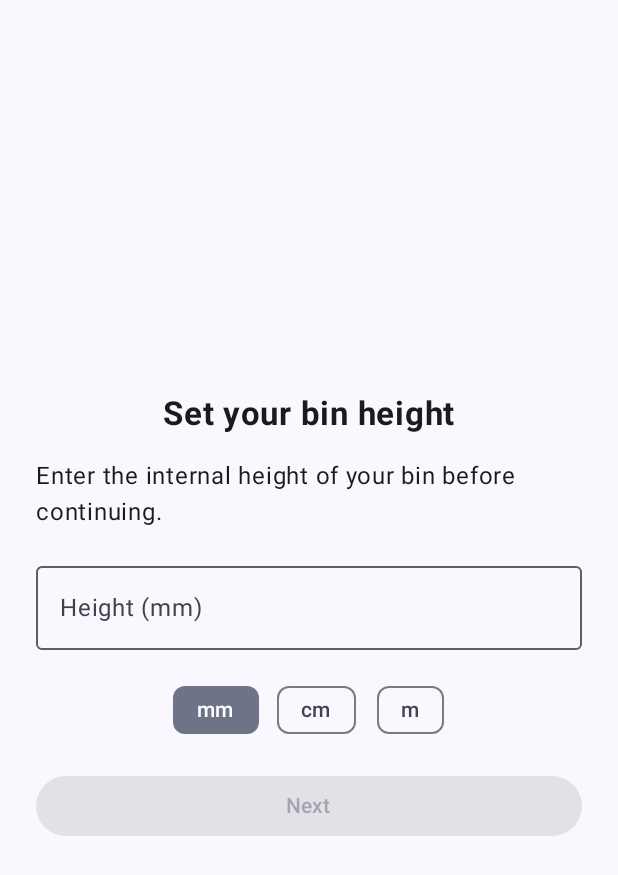
After one commit to ranya230/Binovation, an Android app built with Jetpack Compose: the composable BinSetupScreen shown on its own in the app's theme, on a phone screen of 412 x 824 dp. The commit adds this screen. Shown: the top 875 px of the screen. Run offline under Robolectric (Android 15) with nearby library versions, the phone set to English and light mode, and no system bars.

Commit message:
avant dernier

```diff
--- a/app/src/main/java/fr/isen/amara/isensmartcompanion/MainNavigation.kt
+++ b/app/src/main/java/fr/isen/amara/isensmartcompanion/MainNavigation.kt
@@ -1,4 +1,3 @@
-// MainNavigation.kt
 package fr.isen.amara.isensmartcompanion
 
 import androidx.compose.runtime.Composable
@@ -50,7 +49,7 @@ fun MainNavigation() {
             composable("assistant") { AssistantScreen() }
             composable("settings") { SettingsScreen() }
 
-            // Routes supplémentaires existantes
+            // Extra écrans
             composable("binState") { BinStateScreen() }
             composable("binLevel") { BinLevelScreen() }
             composable("history") { HistoryScreen() }
--- /dev/null
+++ b/app/src/main/java/fr/isen/amara/isensmartcompanion/screens/BinSetupScreen.kt
@@ -0,0 +1,101 @@
+package fr.isen.amara.isensmartcompanion.screens
+
+import androidx.compose.foundation.layout.*
+import androidx.compose.foundation.text.KeyboardOptions
+import androidx.compose.material3.*
+import androidx.compose.runtime.*
+import androidx.compose.ui.Alignment
+import androidx.compose.ui.Modifier
+import androidx.compose.ui.platform.LocalContext
+import androidx.compose.ui.text.font.FontWeight
+import androidx.compose.ui.text.input.KeyboardType
+import androidx.compose.ui.unit.dp
+import androidx.compose.ui.unit.sp
+import androidx.navigation.NavController
+
+@Composable
+fun BinSetupScreen(navController: NavController) {
+    val context = LocalContext.current
+    var valueText by remember { mutableStateOf("") }
+    var unit by remember { mutableStateOf(UnitChoice.MM) }
+
+    // Conversion entrée → mm
+    val parsedMm = remember(valueText, unit) {
+        val raw = valueText.trim().replace(',', '.')
+        val n = raw.toFloatOrNull()
+        val mm = when (unit) {
+            UnitChoice.MM -> n
+            UnitChoice.CM -> n?.times(10f)
+            UnitChoice.M -> n?.times(1000f)
+        }
+        mm?.takeIf { it > 0f }
+    }
+
+    Box(
+        modifier = Modifier
+            .fillMaxSize()
+            .padding(24.dp),
+        contentAlignment = Alignment.Center
+    ) {
+        Column(
+            verticalArrangement = Arrangement.spacedBy(16.dp),
+            horizontalAlignment = Alignment.CenterHorizontally
+        ) {
+            Text("Set your bin height", fontSize = 22.sp, fontWeight = FontWeight.Bold)
+            Text("Enter the internal height of your bin before continuing.")
+
+            OutlinedTextField(
+                value = valueText,
+                onValueChange = { valueText = it },
+                label = {
+                    Text(
+                        when (unit) {
+                            UnitChoice.MM -> "Height (mm)"
+                            UnitChoice.CM -> "Height (cm)"
+                            UnitChoice.M -> "Height (m)"
+                        }
+                    )
+                },
+                singleLine = true,
+                keyboardOptions = KeyboardOptions(keyboardType = KeyboardType.Number),
+                modifier = Modifier.fillMaxWidth()
+            )
+
+            // Choix unité
+            Row(horizontalArrangement = Arrangement.spacedBy(12.dp)) {
+                FilterChip(
+                    selected = unit == UnitChoice.MM,
+                    onClick = { unit = UnitChoice.MM },
+                    label = { Text("mm") }
+                )
+                FilterChip(
+                    selected = unit == UnitChoice.CM,
+                    onClick = { unit = UnitChoice.CM },
+                    label = { Text("cm") }
+                )
+                FilterChip(
+                    selected = unit == UnitChoice.M,
+                    onClick = { unit = UnitChoice.M },
+                    label = { Text("m") }
+                )
+            }
+
+            // Bouton Next
+            Button(
+                onClick = {
+                    parsedMm?.let {
+                        AppSettings.setMaxDistanceMm(context, it)
+                        // Aller à l'app principale
+                        navController.navigate("main") {
+                            popUpTo("binSetup") { inclusive = true }
+                        }
+                    }
+                },
+                enabled = parsedMm != null,
+                modifier = Modifier.fillMaxWidth()
+            ) {
+                Text("Next")
+            }
+        }
+    }
+}
```
Also changed, not shown: app/src/main/java/fr/isen/amara/isensmartcompanion/AuthNavHost.kt (added, +115 -0 lines), app/src/main/java/fr/isen/amara/isensmartcompanion/AuthNavigation.kt (deleted, +0 -62 lines), app/src/main/java/fr/isen/amara/isensmartcompanion/MainActivity.kt (+25 -4 lines), app/src/main/java/fr/isen/amara/isensmartcompanion/screens/AppGate.kt (+57 -23 lines), app/src/main/java/fr/isen/amara/isensmartcompanion/screens/AppSettings.kt (+12 -4 lines), app/src/main/java/fr/isen/amara/isensmartcompanion/screens/MainAppScreen.kt (deleted, +0 -59 lines), app/src/main/java/fr/isen/amara/isensmartcompanion/screens/TrashStatusScreen.kt (+54 -42 lines), app/src/main/java/fr/isen/amara/isensmartcompanion/screens/UnitChoice.kt (added, +8 -0 lines), 1 other file.
